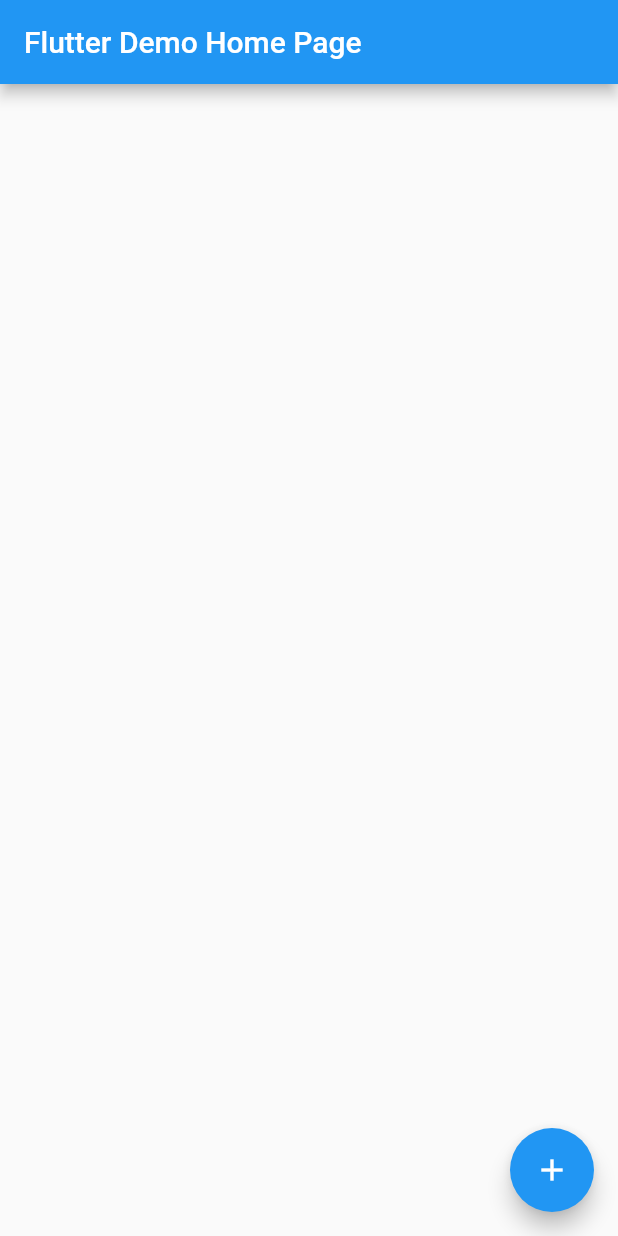
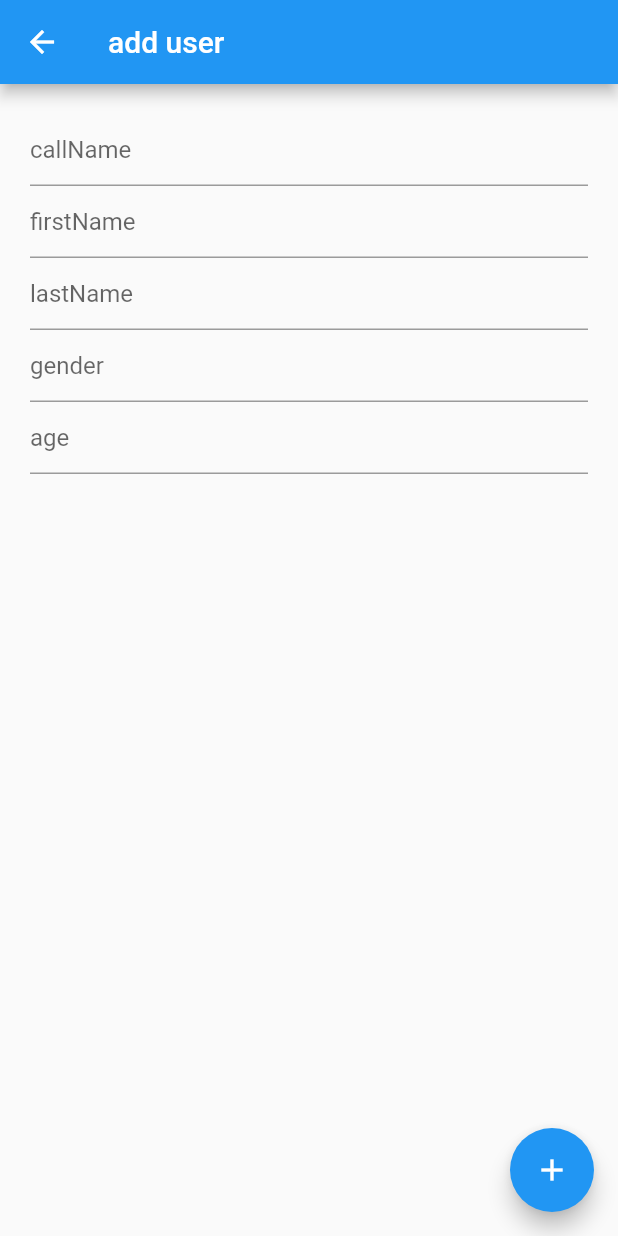
Before and after one commit to trm11tkr/firebase_practice, a Flutter app: the screen it shows after launch, after a tap on the "add" icon, on a phone screen of 412 x 824 dp. Run offline on Flutter 3.47's test engine with Material 2 defaults, Android fonts, the phone set to English and light mode, and no system bars; our stand-ins replace cloud_firestore, firebase_core, freezed_annotation; accounts and stored records are empty.

Commit message:
データ取得とデータ追加を一旦実装

```diff
--- a/lib/add_user.dart
+++ b/lib/add_user.dart
@@ -0,0 +1,87 @@
+import 'package:flutter/material.dart';
+import 'package:cloud_firestore/cloud_firestore.dart';
+
+class AddUser extends StatelessWidget {
+  const AddUser({Key? key}) : super(key: key);
+
+  @override
+  Widget build(BuildContext context) {
+    final List<UserTextController> textControllerList = [
+      UserTextController(hintText: 'callName'),
+      UserTextController(hintText: 'firstName'),
+      UserTextController(hintText: 'lastName'),
+      UserTextController(hintText: 'gender'),
+      UserTextController(hintText: 'age'),
+    ];
+
+    void addUser(callName, firstName, lastName, gender, age) async {
+      final DocumentReference<Map<String, dynamic>> docRef =
+          FirebaseFirestore.instance.collection('users').doc('userInfo');
+      await docRef.set(
+        {
+          callName.toString(): {
+            "firstName": firstName.toString(),
+            "lastName": lastName.toString(),
+            "gender": gender.toString(),
+            "age": age.toString(),
+          }
+        },
+        SetOptions(merge: true),
+      );
+    }
+
+    return Scaffold(
+      appBar: AppBar(
+        title: const Text('add user'),
+      ),
+      body: ListView.builder(
+          shrinkWrap: true,
+          padding: const EdgeInsets.all(20.0),
+          itemCount: 5,
+          physics: const NeverScrollableScrollPhysics(),
+          itemBuilder: (BuildContext context, int index) {
+            return TextField(
+              controller: textControllerList[index],
+              decoration:
+                  InputDecoration(hintText: textControllerList[index].hint),
+            );
+          }),
+      floatingActionButton: FloatingActionButton(
+        onPressed: () {
+          addUser(
+            textControllerList[0].text,
+            textControllerList[1].text,
+            textControllerList[2].text,
+            textControllerList[3].text,
+            textControllerList[4].text,
+          );
+          textControllerList[0].clear();
+          textControllerList[1].clear();
+          textControllerList[2].clear();
+          textControllerList[3].clear();
+          textControllerList[4].clear();
+
+          Navigator.of(context).pop();
+          },
+        tooltip: 'Increment',
+        child: const Icon(Icons.add),
+      ),
+    );
+  }
+}
+
+class UserTextController extends TextEditingController {
+  UserTextController({required this.hintText});
+
+  final String hintText;
+  final controller = TextEditingController();
+
+  String get hint => hintText;
+
+  @override
+  // widgetの破棄時にコントローラも破棄
+  void dispose() {
+    controller.dispose();
+    super.dispose();
+  }
+}
--- /dev/null
+++ b/lib/data/user_info.dart
@@ -0,0 +1,28 @@
+import 'package:freezed_annotation/freezed_annotation.dart';
+import 'package:flutter/foundation.dart';
+
+part 'user_info.freezed.dart';
+part 'user_info.g.dart';
+
+@freezed
+class Users with _$Users {
+  const factory Users({
+    required Map<String, UserDetail> userInfo,
+  }) = _Users;
+
+  factory Users.fromJson(Map<String, dynamic> json) =>
+      _$UsersFromJson(json);
+}
+
+@freezed
+class UserDetail with _$UserDetail {
+  const factory UserDetail({
+    required String firstName,
+    required String lastName,
+    required String gender,
+    required String age,
+  }) = _UserDetail;
+
+  factory UserDetail.fromJson(Map<String, dynamic> json) =>
+      _$UserDetailFromJson(json);
+}
--- a/lib/main.dart
+++ b/lib/main.dart
@@ -1,3 +1,6 @@
+import 'dart:developer';
+
+import 'package:firebase_practice/add_user.dart';
 import 'package:flutter/material.dart';
 import 'package:firebase_core/firebase_core.dart';
 import 'package:cloud_firestore/cloud_firestore.dart';
@@ -19,7 +22,11 @@ class MyApp extends StatelessWidget {
       theme: ThemeData(
         primarySwatch: Colors.blue,
       ),
-      home: const MyHomePage(title: 'Flutter Demo Home Page'),
+      initialRoute: '/',
+      routes: <String, WidgetBuilder> {
+        '/': (BuildContext context) => const MyHomePage(title: 'Home Page'),
+        '/addUser': (BuildContext context) => const AddUser(),
+      },
     );
   }
 }
@@ -41,16 +48,14 @@ class _MyHomePageState extends State<MyHomePage> {
     textController.dispose();
     super.dispose();
   }
+  var userList = [];
 
-
-  final List<Map<String,Map<String, dynamic>>> userList = [];
-
-
-  Future<List<Map<String,Map<String, dynamic>>>> getFirestoreUser() async  {
+  void getFirestoreUser() async  {
     // final CollectionReference users = FirebaseFirestore.instance.collection('users');
-    final DocumentReference<Map<String, dynamic>>  docRef = FirebaseFirestore.instance.collection('users').doc('userInfo');
-    final DocumentSnapshot<Map<String, dynamic>> docSna = await docRef.get();
-    final Map<String, dynamic> data = docSna.data()!;
+    final docRef = FirebaseFirestore.instance.collection('users').doc('userInfo');
+    final docSna = await docRef.get();
+    log(docSna.id.runtimeType.toString());
+    final data = docSna.data()!;
     if(data.isNotEmpty) {
       data.forEach((key, value) {
         setState(() {
@@ -65,7 +70,6 @@ class _MyHomePageState extends State<MyHomePage> {
         });
       });
     }
-    return userList;
   }
 
   @override
@@ -73,6 +77,14 @@ class _MyHomePageState extends State<MyHomePage> {
     return Scaffold(
       appBar: AppBar(
         title: Text(widget.title),
+        actions: [
+          IconButton(
+              onPressed: () {
+                Navigator.of(context).pushNamed('/addUser');
+              },
+              icon: const Icon(Icons.add),
+          ),
+        ],
       ),
       body: Center(
         child: ListView.separated(
@@ -102,7 +114,7 @@ class _MyHomePageState extends State<MyHomePage> {
         onPressed: getFirestoreUser,
         tooltip: 'Increment',
         child: const Icon(Icons.add),
-      ), // This trailing comma makes auto-formatting nicer for build methods.
+      ),
     );
   }
 }
--- a/pubspec.yaml
+++ b/pubspec.yaml
@@ -34,6 +34,8 @@ dependencies:
   # The following adds the Cupertino Icons font to your application.
   # Use with the CupertinoIcons class for iOS style icons.
   cupertino_icons: ^1.0.2
+  freezed_annotation: ^1.1.0
+  json_annotation: ^4.4.0
 
 dev_dependencies:
   flutter_test:
@@ -47,6 +49,9 @@ dev_dependencies:
   # package. See that file for information about deactivating specific lint
   # rules and activating additional ones.
   flutter_lints: ^2.0.0
+  build_runner: ^2.1.8
+  freezed: ^1.1.1
+  json_serializable: ^6.1.5
 
 # For information on the generic Dart part of this file, see the
 # following page: https://dart.dev/tools/pub/pubspec
```
Also changed, not shown: lib/data/user_info.freezed.dart (added), lib/data/user_info.g.dart (added), pubspec.lock, 1 other file.
